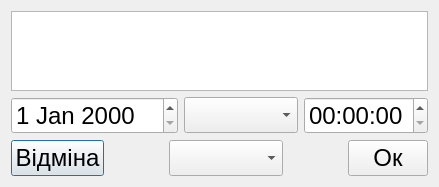
Before: the Qt Designer form task.ui in LesterEvSe/Task-Manager, drawn with Qt 5.
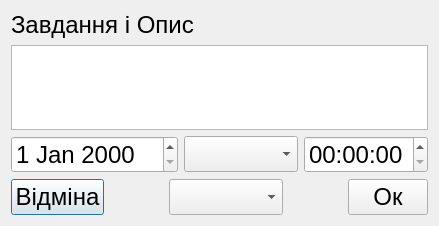
After: the same form once the commit is applied.

Commit message: Implement transmission of data for task creation

Patch:
```diff
--- a/task.ui
+++ b/task.ui
@@ -7,7 +7,7 @@
     <x>0</x>
     <y>0</y>
     <width>418</width>
-    <height>187</height>
+    <height>226</height>
    </rect>
   </property>
   <property name="font">
@@ -19,6 +19,13 @@
    <string>Dialog</string>
   </property>
   <layout class="QVBoxLayout" name="verticalLayout">
+   <item>
+    <widget class="QLabel" name="label">
+     <property name="text">
+      <string>Завдання і Опис</string>
+     </property>
+    </widget>
+   </item>
    <item>
     <widget class="QTextEdit" name="mainTextEdit"/>
    </item>
```
Left out of the diff: 2 changed lines with no effect on the pictures. The commit also changes 9 other files.
